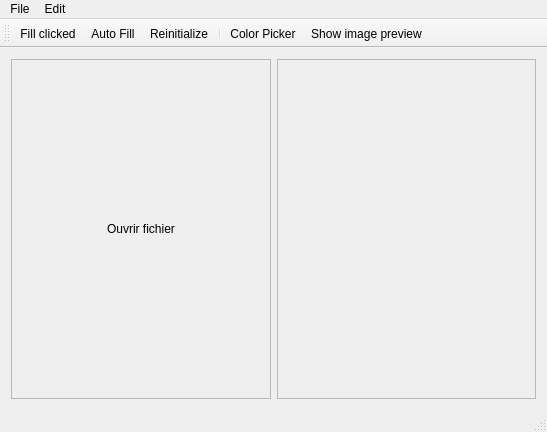
This is mainwindow.ui in BBprog/Qt_data_vis as Qt 5 draws it before an edit. The edited form follows.
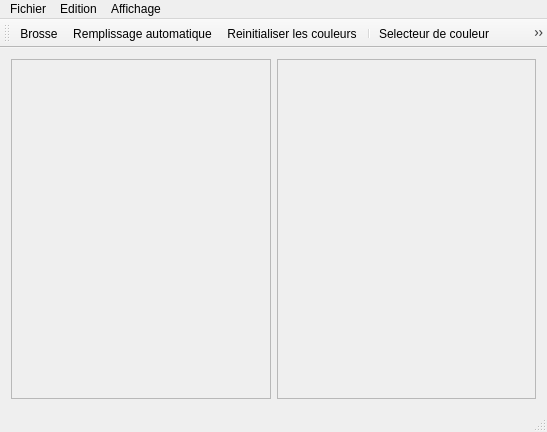
This is the edited form. Icons and pictures are not drawn.

```diff
--- a/mainwindow.ui
+++ b/mainwindow.ui
@@ -51,36 +51,62 @@
        <enum>QFrame::Raised</enum>
       </property>
       <layout class="QGridLayout" name="gridLayout">
-       <item row="1" column="0">
-        <spacer name="horizontalSpacer">
-         <property name="orientation">
-          <enum>Qt::Horizontal</enum>
-         </property>
-         <property name="sizeHint" stdset="0">
-          <size>
-           <width>40</width>
-           <height>20</height>
-          </size>
-         </property>
-        </spacer>
-       </item>
-       <item row="2" column="1">
-        <spacer name="verticalSpacer_2">
-         <property name="orientation">
-          <enum>Qt::Vertical</enum>
-         </property>
-         <property name="sizeHint" stdset="0">
-          <size>
-           <width>20</width>
-           <height>40</height>
-          </size>
-         </property>
-        </spacer>
-       </item>
+       <property name="leftMargin">
+        <number>0</number>
+       </property>
+       <property name="topMargin">
+        <number>0</number>
+       </property>
+       <property name="rightMargin">
+        <number>0</number>
+       </property>
+       <property name="bottomMargin">
+        <number>0</number>
+       </property>
+       <property name="spacing">
+        <number>0</number>
+       </property>
        <item row="1" column="1">
         <widget class="QPushButton" name="pushButton">
+         <property name="sizePolicy">
+          <sizepolicy hsizetype="Minimum" vsizetype="Minimum">
+           <horstretch>0</horstretch>
+           <verstretch>0</verstretch>
+          </sizepolicy>
+         </property>
+         <property name="minimumSize">
+          <size>
+           <width>0</width>
+           <height>0</height>
+          </size>
+         </property>
+         <property name="contextMenuPolicy">
+          <enum>Qt::NoContextMenu</enum>
+         </property>
+         <property name="acceptDrops">
+          <bool>true</bool>
+         </property>
+         <property name="autoFillBackground">
+          <bool>false</bool>
+         </property>
          <property name="text">
-          <string>Ouvrir fichier</string>
+          <string notr="true"/>
+         </property>
+         <property name="icon">
+          <iconset resource="resource.qrc">
+           <normaloff>:/resources/open_big.png</normaloff>:/resources/open_big.png</iconset>
+         </property>
+         <property name="iconSize">
+          <size>
+           <width>150</width>
+           <height>150</height>
+          </size>
+         </property>
+         <property name="autoDefault">
+          <bool>true</bool>
+         </property>
+         <property name="default">
+          <bool>true</bool>
          </property>
          <property name="flat">
           <bool>true</bool>
@@ -145,7 +171,7 @@
    </property>
    <widget class="QMenu" name="menuFile">
     <property name="title">
-     <string>File</string>
+     <string>Fichier</string>
     </property>
     <addaction name="actionLoad"/>
     <addaction name="actionSave_Image"/>
@@ -154,16 +180,21 @@
    </widget>
    <widget class="QMenu" name="menuEdit">
     <property name="title">
-     <string>Edit</string>
+     <string>Edition</string>
     </property>
     <addaction name="actionFill_auto"/>
     <addaction name="actionReinitialize"/>
-    <addaction name="separator"/>
+   </widget>
+   <widget class="QMenu" name="menuShow">
+    <property name="title">
+     <string>Affichage</string>
+    </property>
     <addaction name="actionPick_color"/>
     <addaction name="actionShow_image_preview"/>
    </widget>
    <addaction name="menuFile"/>
    <addaction name="menuEdit"/>
+   <addaction name="menuShow"/>
   </widget>
   <widget class="QStatusBar" name="footer"/>
   <widget class="QToolBar" name="mainToolBar">
@@ -219,7 +250,7 @@
      <normaloff>:/resources/fill.png</normaloff>:/resources/fill.png</iconset>
    </property>
    <property name="text">
-    <string>Auto Fill</string>
+    <string>Remplissage automatique</string>
    </property>
    <property name="toolTip">
     <string>Remplissage automatique</string>
@@ -237,7 +268,7 @@
      <normaloff>:/resources/Color_wheel_dock_icon_by_andybaumgar-d3ezjgc.png</normaloff>:/resources/Color_wheel_dock_icon_by_andybaumgar-d3ezjgc.png</iconset>
    </property>
    <property name="text">
-    <string>Color Picker</string>
+    <string>Selecteur de couleur</string>
    </property>
    <property name="toolTip">
     <string>Choisir une couleur</string>
@@ -252,7 +283,7 @@
      <normaloff>:/resources/refresh.png</normaloff>:/resources/refresh.png</iconset>
    </property>
    <property name="text">
-    <string>Reinitialize</string>
+    <string>Reinitialiser les couleurs</string>
    </property>
    <property name="toolTip">
     <string>Réinitialiser le remplissage</string>
@@ -303,7 +334,7 @@
      <normaloff>:/resources/brush.png</normaloff>:/resources/brush.png</iconset>
    </property>
    <property name="text">
-    <string>Fill clicked</string>
+    <string>Brosse</string>
    </property>
    <property name="toolTip">
     <string>colorier</string>
```
Left out of the diff: 63 changed lines with no effect on the pictures.
